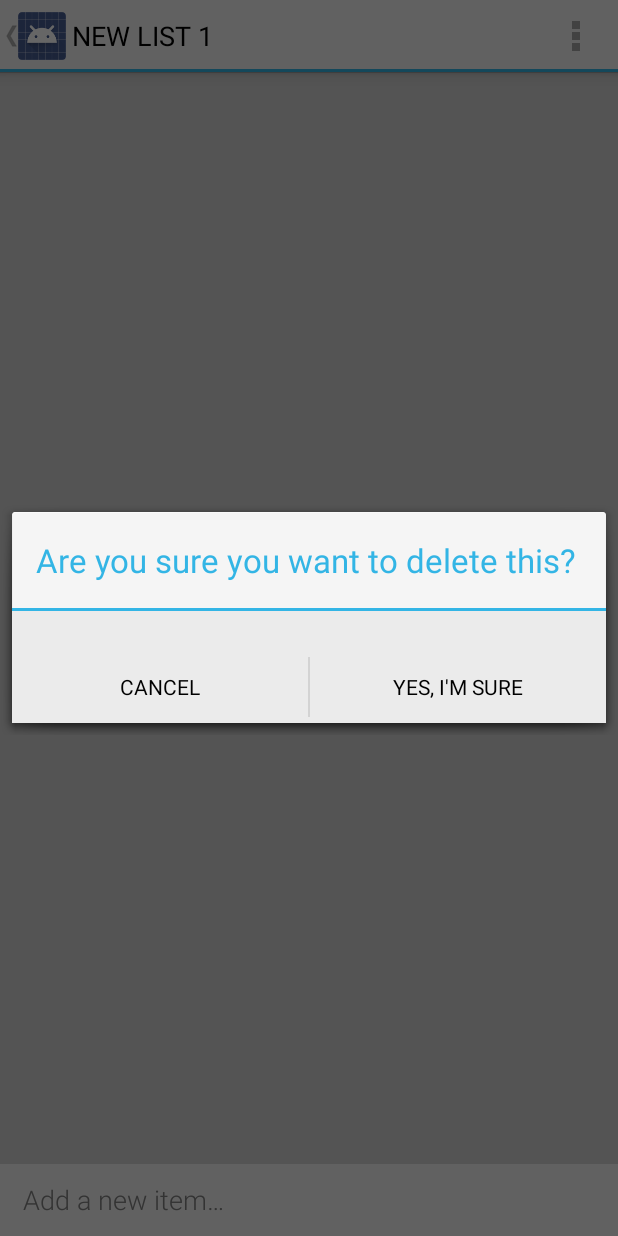
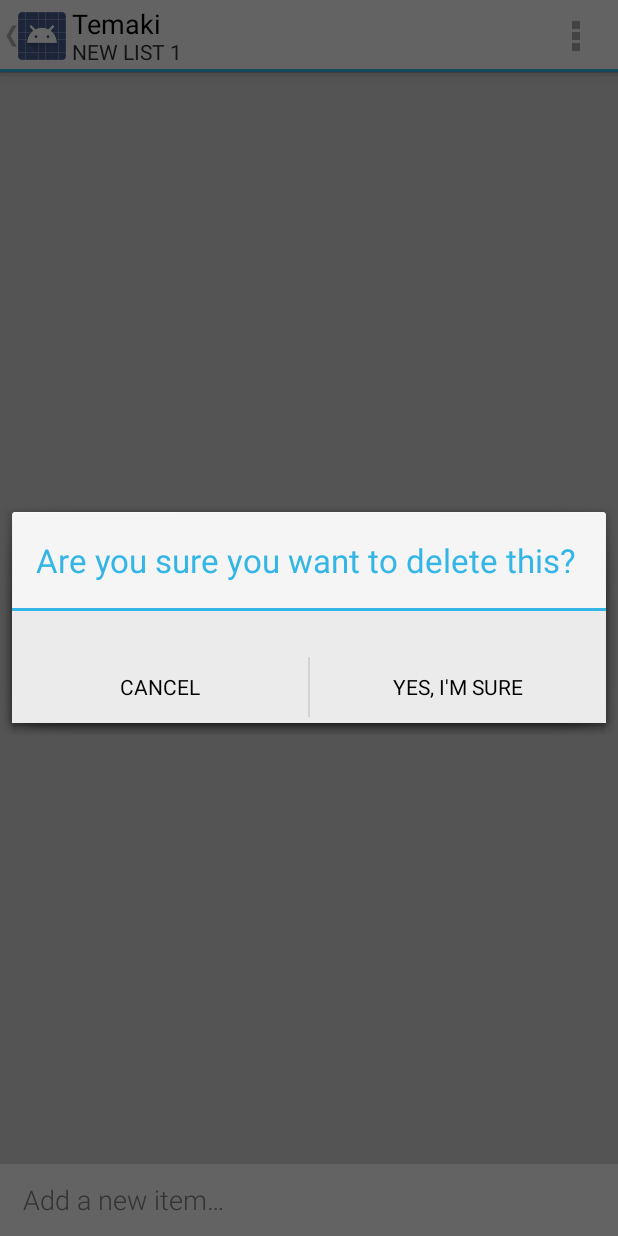
Before and after one commit to jffrymrtn/temaki, an Android app: the fragment MainListsFragment placed in its activity, in the options menu, after a tap on "Delete List", on a phone screen of 412 x 824 dp. Run offline under Robolectric (Android 15) with nearby library versions, the phone set to English and light mode, and no system bars; 3 statements that could not run were skipped.

Commit message:
ActionBar Title and Subtitles now changed when they need to, at the right time. Fixed a lot of persistence bugs with activity lifecycles. Fixed dialog losing context on orientation change. Removed configChanges from manifest - let Android do its thing.

```diff
--- a/src/main/AndroidManifest.xml
+++ b/src/main/AndroidManifest.xml
@@ -15,14 +15,14 @@
         android:theme="@style/AppTheme" >
         <activity
             android:name=".MainDrawerActivity"
-            android:label="@string/app_name"
-            android:configChanges="orientation">
+            android:label="@string/app_name">
             <intent-filter>
                 <action android:name="android.intent.action.MAIN" />
 
                 <category android:name="android.intent.category.LAUNCHER" />
             </intent-filter>
         </activity>
+
     </application>
 
 </manifest>
--- a/src/main/java/com/jmartin/temaki/MainDrawerActivity.java
+++ b/src/main/java/com/jmartin/temaki/MainDrawerActivity.java
@@ -1,6 +1,7 @@
 package com.jmartin.temaki;
 
 import android.app.FragmentManager;
+import android.content.Context;
 import android.content.SharedPreferences;
 import android.content.res.Configuration;
 import android.os.Bundle;
@@ -11,6 +12,7 @@ import android.support.v4.widget.DrawerLayout;
 import android.view.Menu;
 import android.view.MenuItem;
 import android.view.View;
+import android.view.inputmethod.InputMethodManager;
 import android.widget.AdapterView;
 import android.widget.ArrayAdapter;
 import android.widget.ListView;
@@ -30,12 +32,18 @@ import java.util.HashMap;
 public class MainDrawerActivity extends FragmentActivity
         implements GenericInputDialog.GenericInputDialogListener, GenericAlertDialog.GenericAlertDialogListener {
 
+    private final String ALERT_DIALOG_TAG = "generic_alert_dialog_fragment";
+    private final String INPUT_DIALOG_TAG = "generic_name_dialog_fragment";
     private final String LIST_ITEMS_BUNDLE_KEY = "ListItems";
     private final String LIST_NAME_BUNDLE_KEY = "ListName";
+
     private final String NEW_LIST_DIALOG_TITLE = "Enter a name for the new list:";
     public static final String CONFIRM_DELETE_DIALOG_TITLE = "Are you sure you want to delete this?";
     private final String DEFAULT_LIST_NAME = "NEW LIST ";
     protected final String LISTS_SP_KEY = "MAIN_LISTS";
+
+    private GenericInputDialog inputDialog;
+    private GenericAlertDialog alertDialog;
 
     private DrawerLayout listsDrawerLayout;
     private ListView listsDrawerListView;
@@ -56,8 +64,8 @@ public class MainDrawerActivity extends FragmentActivity
 
         drawerItems = new ArrayList<String>();
 
-        String listsJson = "";
-        String loadedListName = null;
+        String listsJson;
+        String loadedListName = "";
         ArrayList<String> loadedList = null;
 
         if (savedInstanceState == null) {
@@ -67,7 +75,7 @@ public class MainDrawerActivity extends FragmentActivity
         } else {
             // load from savedInstanceState
             listsJson = savedInstanceState.getString(LISTS_SP_KEY, "");
-            loadedListName = savedInstanceState.getString(LIST_NAME_BUNDLE_KEY);
+            loadedListName = savedInstanceState.getString(LIST_NAME_BUNDLE_KEY, "");
             loadedList = savedInstanceState.getStringArrayList(LIST_ITEMS_BUNDLE_KEY);
         }
 
@@ -106,6 +114,7 @@ public class MainDrawerActivity extends FragmentActivity
             }
 
             public void onDrawerOpened(View view) {
+                hideKeyboard();
                 getActionBar().setTitle(getTitle());
                 invalidateOptionsMenu();
             }
@@ -177,31 +186,37 @@ public class MainDrawerActivity extends FragmentActivity
 
     @Override
     public void onFinishAlertDialog() {
-        lists.remove(drawerItems.get(selectedItemPos));
-        drawerItems.remove(selectedItemPos);
+        if (selectedItemPos != -1) {
+            lists.remove(drawerItems.get(selectedItemPos));
+            drawerItems.remove(selectedItemPos);
+            drawerListAdapter.notifyDataSetChanged();
 
-        drawerListAdapter.notifyDataSetChanged();
-
-        // Reload
-        loadListIntoFragment(null, null);
+            // Reload
+            loadListIntoFragment(null, null);
+        }
     }
 
     @Override
     public void onFinishDialog(String newListName) {
-        if (newListName.equalsIgnoreCase("")) {
+        if (newListName.trim().equalsIgnoreCase("")) {
             newListName = getDefaultTitle();
         }
 
         if (!lists.containsKey(newListName)) {
             updateDrawer(newListName);
             lists.put(newListName, new ArrayList<String>());
+            selectedItemPos = drawerItems.indexOf(newListName);
         }
 
-        loadListIntoFragment(newListName, lists.get(newListName));
+        loadListIntoFragment(newListName, new ArrayList<String>());
     }
 
     @Override
     public void onPause() {
+        // Make sure dialogs are closed (needed in order to maintain orientation change)
+        if (this.alertDialog != null) this.alertDialog.dismiss();
+        if (this.inputDialog != null) this.inputDialog.dismiss();
+
         // Add the current list to the HashMap lists
         saveList(mainListsFragment.getListName(), mainListsFragment.getListItems());
         saveListsToSharedPreferences();
@@ -230,6 +245,14 @@ public class MainDrawerActivity extends FragmentActivity
     }
 
     /**
+     * Hide the software keyboard.
+     */
+    private void hideKeyboard() {
+        InputMethodManager inputManager = (InputMethodManager) getSystemService(Context.INPUT_METHOD_SERVICE);
+        inputManager.hideSoftInputFromWindow(this.getCurrentFocus().getWindowToken(), InputMethodManager.HIDE_NOT_ALWAYS);
+    }
+
+    /**
      * Save the current list of lists to SharedPreferences.
      */
     public void saveListsToSharedPreferences() {
@@ -254,9 +277,9 @@ public class MainDrawerActivity extends FragmentActivity
      */
     private void showNewListDialog() {
         FragmentManager fragManager = getFragmentManager();
-        GenericInputDialog dialog = new GenericInputDialog();
-        dialog.setTitle(NEW_LIST_DIALOG_TITLE);
-        dialog.show(fragManager, "generic_name_dialog_fragment");
+        inputDialog = new GenericInputDialog();
+        inputDialog.setTitle(NEW_LIST_DIALOG_TITLE);
+        inputDialog.show(fragManager, INPUT_DIALOG_TAG);
     }
 
     /**
@@ -264,9 +287,9 @@ public class MainDrawerActivity extends FragmentActivity
      */
     private void showDeleteListConfirmationDialog() {
         FragmentManager fragManager = getFragmentManager();
-        GenericAlertDialog dialog = new GenericAlertDialog();
-        dialog.setTitle(CONFIRM_DELETE_DIALOG_TITLE);
-        dialog.show(fragManager, "generic_alert_dialog_fragment");
+        alertDialog = new GenericAlertDialog();
+        alertDialog.setTitle(CONFIRM_DELETE_DIALOG_TITLE);
+        alertDialog.show(fragManager, ALERT_DIALOG_TAG);
     }
 
 
--- a/src/main/java/com/jmartin/temaki/MainListsFragment.java
+++ b/src/main/java/com/jmartin/temaki/MainListsFragment.java
@@ -34,6 +34,10 @@ public class MainListsFragment extends Fragment
     public static final int CANCEL_RESULT_CODE = 0;
     public static final int DELETE_ITEM_ID = 1;
     public static final int EDIT_ITEM_ID = 2;
+
+    private GenericAlertDialog alertDialog;
+    private  GenericInputDialog inputDialog;
+
     private ListView itemsListView;
     private EditText addItemsEditText;
     private ArrayAdapter<String> itemsListAdapter;
@@ -43,7 +47,7 @@ public class MainListsFragment extends Fragment
     private ActionMode actionMode;
 
     /* Used for keeping track of selected item. Ideally don't want to do it this way but isSelected
-    * is not working in the clicklistener below.*/
+    * is not working in the click listener below.*/
     private int selectedItemPos = -1;
 
     public MainListsFragment() {
@@ -54,9 +58,7 @@ public class MainListsFragment extends Fragment
     public View onCreateView(LayoutInflater inflater, ViewGroup container, Bundle savedInstanceState) {
         View view = inflater.inflate(R.layout.main_fragment, container, false);
 
-        if (listName != null) {
-            getActivity().setTitle(listName);
-        }
+        setActionBarTitle();
 
         listItems = listItems == null ? new ArrayList<String>() : listItems;
 
@@ -67,9 +69,18 @@ public class MainListsFragment extends Fragment
         itemsListView.setAdapter(itemsListAdapter);
         itemsListView.setOnItemClickListener(new ListItemClickListener());
 
+        addItemsEditText.setOnFocusChangeListener(new EditTextFocusChangeListener());
         addItemsEditText.setOnEditorActionListener(new NewItemsEditTextListener());
 
         return view;
+    }
+
+    @Override
+    public void onPause() {
+        // Make sure dialogs close with this Fragment
+        if (this.alertDialog != null) this.alertDialog.dismiss();
+        if (this.inputDialog != null) this.inputDialog.dismiss();
+        super.onPause();
     }
 
     @Override
@@ -107,18 +118,31 @@ public class MainListsFragment extends Fragment
 
     /**
      * Load the initial list.
-     * @param listName the name of the initial list to load on this Fragment
-     * @param list the list to initially load on this Fragment
+     * @param listName the name of the initial list to load on this Fragment.
+     * @param list the list to initially load on this Fragment.
      */
     public void loadList(String listName, ArrayList<String> list) {
         if (this.listItems == null) this.listItems = new ArrayList<String>();
 
         this.listItems.clear();
         this.listItems.addAll(list);
-        this.listName = listName;
+        this.listName = listName == null ? "" : listName;
 
+        setActionBarTitle();
+
+        if (actionMode != null) {
+            actionMode.finish();
+        }
+
+        // Notify data set changed if we need to select an item (only happens on orientation change)
         if (itemsListAdapter != null) {
             itemsListAdapter.notifyDataSetChanged();
+        }
+    }
+
+    private void setActionBarTitle() {
+        if ((getActivity() != null) && this.listName != null) {
+            getActivity().getActionBar().setSubtitle(this.listName);
         }
     }
 
@@ -135,11 +159,11 @@ public class MainListsFragment extends Fragment
      */
     private void showEditItemDialog() {
         FragmentManager fragManager = getFragmentManager();
-        GenericInputDialog dialog = new GenericInputDialog(listItems.get(selectedItemPos));
+        inputDialog = new GenericInputDialog(listItems.get(selectedItemPos));
 
-        dialog.setTargetFragment(this, EDIT_ITEM_ID);
-        dialog.setTitle(EDIT_ITEM_DIALOG_TITLE);
-        dialog.show(fragManager, "generic_name_dialog_fragment");
+        inputDialog.setTargetFragment(this, EDIT_ITEM_ID);
+        inputDialog.setTitle(EDIT_ITEM_DIALOG_TITLE);
+        inputDialog.show(fragManager, "generic_name_dialog_fragment");
     }
 
     /**
@@ -147,11 +171,11 @@ public class MainListsFragment extends Fragment
      */
     private void showDeleteItemConfirmationDialog() {
         FragmentManager fragManager = getFragmentManager();
-        GenericAlertDialog dialog = new GenericAlertDialog();
+        alertDialog = new GenericAlertDialog();
 
-        dialog.setTargetFragment(this, DELETE_ITEM_ID);
-        dialog.setTitle(MainDrawerActivity.CONFIRM_DELETE_DIALOG_TITLE);
-        dialog.show(fragManager, "generic_alert_dialog_fragment");
+        alertDialog.setTargetFragment(this, DELETE_ITEM_ID);
+        alertDialog.setTitle(MainDrawerActivity.CONFIRM_DELETE_DIALOG_TITLE);
+        alertDialog.show(fragManager, "generic_alert_dialog_fragment");
     }
 
     private class NewItemsEditTextListener implements TextView.OnEditorActionListener {
@@ -221,4 +245,14 @@ public class MainListsFragment extends Fragment
             clearItemSelection();
         }
     };
+
+    private class EditTextFocusChangeListener implements View.OnFocusChangeListener {
+        @Override
+        public void onFocusChange(View v, boolean hasFocus) {
+            if (hasFocus && actionMode != null) {
+                actionMode.finish();
+                clearItemSelection();
+            }
+        }
+    }
 }
--- a/src/main/res/values/colors.xml
+++ b/src/main/res/values/colors.xml
@@ -8,5 +8,5 @@
     <color name="drawer_background">#3c3c3d</color>
     <color name="main_background">#ffd2d2d2</color>
     <color name="main_list_divider">#ffababab</color>
-    <color name="ab_edittext_background">#fff4f4f4</color>
+    <color name="ab_edittext_background">#fff8f8f8</color>
 </resources>
```
Also changed, not shown: src/main/java/com/jmartin/temaki/settings/SettingsActivity.java (added, +17 -0 lines), src/main/res/layout/settings_layout.xml (added, +10 -0 lines).
